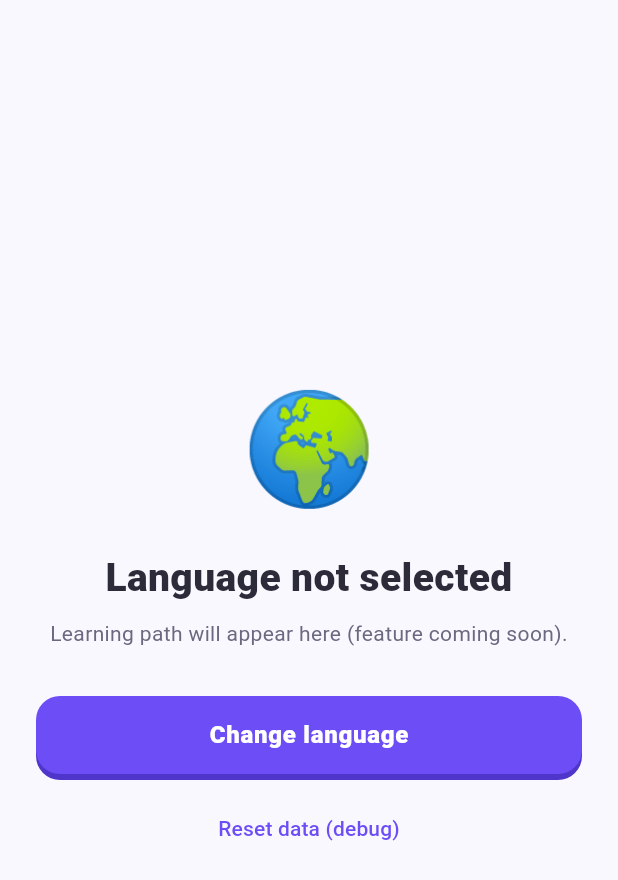
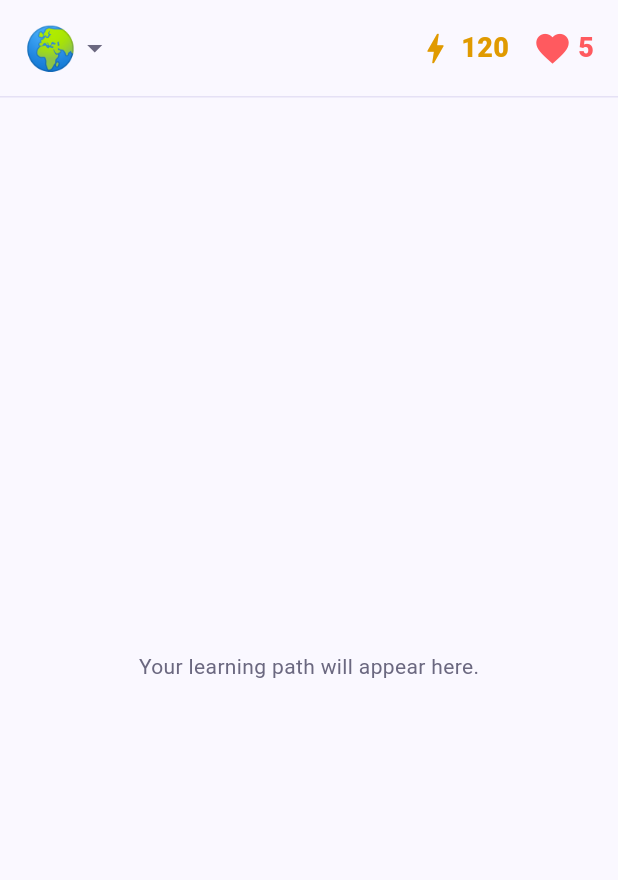
Before and after one commit to Malvin-G-G/MobileProgramming_UAS, a Flutter app: the HomeScreen screen opened by its route, on a phone screen of 412 x 824 dp. Shown: the top 880 px of the screen. Run offline on Flutter 3.47's test engine with Material 3 defaults, Android fonts, the phone set to English and light mode, and no system bars; our stand-ins replace flutter_riverpod, go_router, shared_preferences; accounts and stored records are empty.

Commit message:
add home screen with language menu

```diff
--- a/lib/feature/home/screen/home_screen.dart
+++ b/lib/feature/home/screen/home_screen.dart
@@ -9,8 +9,9 @@ import '../../../core/widgets/prime.button.dart';
 import '../../languages/language_select/models/language.dart';
 import '../../languages/language_select/providers/language_provider.dart';
 import '../../onboarding/{screens,providers}/onboarding_provider.dart';
+import '../widgets/stats_header.dart';
 
-/// Placeholder. Learning path dibuat di fitur berikutnya.
+
 class HomeScreen extends ConsumerWidget {
   const HomeScreen({super.key});
 
@@ -20,49 +21,68 @@ class HomeScreen extends ConsumerWidget {
 
     return Scaffold(
       body: SafeArea(
-        child: Padding(
-          padding: const EdgeInsets.all(24),
-          child: Column(
-            mainAxisAlignment: MainAxisAlignment.center,
-            children: [
-              Text(language?.flag ?? '🌍', style: const TextStyle(fontSize: 72)),
-              const SizedBox(height: 16),
-              Text(
-                language == null
-                    ? 'Language not selected'
-                    : 'You are learning ${language.name}',
-                textAlign: TextAlign.center,
-                style: const TextStyle(
-                  fontSize: 26,
-                  fontWeight: FontWeight.w900,
-                ),
-              ),
-              const SizedBox(height: 8),
-              const Text(
-                'Learning path will appear here (feature coming soon).',
-                textAlign: TextAlign.center,
-                style: TextStyle(color: AppColors.textSecondary),
-              ),
-              const SizedBox(height: 32),
-              PrimaryButton(
-                label: 'Change language',
-                onPressed: () => context.go(AppRoutes.language),
-              ),
-              const SizedBox(height: 8),
-              // Khusus testing, hapus sebelum rilis.
-              TextButton(
-                onPressed: () async {
-                  await ref.read(sharedPrefsProvider).clear();
-                  ref.invalidate(selectedLanguageProvider);
-                  ref.invalidate(onboardingDoneProvider);
-                  if (context.mounted) context.go(AppRoutes.splash);
-                },
-                child: const Text('Reset data (debug)'),
-              ),
-            ],
-          ),
+        child: Column(
+          children: [
+            StatsHeader(
+              leading: _LanguageMenu(language: language),
+              xp: 120,
+              hearts: 5,
+            ),
+            const Divider(height: 1, color: AppColors.border),
+            const Expanded(child: _PathPlaceholder()),
+          ],
         ),
       ),
     );
   }
 }
+
+class _LanguageMenu extends ConsumerWidget {
+  const _LanguageMenu({required this.language});
+
+  final Language? language;
+
+  @override
+  Widget build(BuildContext context, WidgetRef ref) {
+    return PopupMenuButton<String>(
+      tooltip: 'Menu',
+      onSelected: (value) async {
+        if (value == 'change') {
+          context.go(AppRoutes.language);
+        } else if (value == 'reset') {
+          await ref.read(sharedPrefsProvider).clear();
+          ref.invalidate(selectedLanguageProvider);
+          ref.invalidate(onboardingDoneProvider);
+          if (context.mounted) context.go(AppRoutes.splash);
+        }
+      },
+      itemBuilder: (context) => const [
+        PopupMenuItem<String>(value: 'change', child: Text('Change language')),
+        // For test stuff, REMEMBER, FOR TESTING, delete later
+        PopupMenuItem<String>(value: 'reset', child: Text('Reset data (test)')),
+      ],
+      child: Row(
+        mainAxisSize: MainAxisSize.min,
+        children: [
+          Text(language?.flag ?? '🌍', style: const TextStyle(fontSize: 28)),
+          const Icon(Icons.arrow_drop_down, color: AppColors.textSecondary),
+        ],
+      ),
+    );
+  }
+}
+
+// delete later
+class _PathPlaceholder extends StatelessWidget {
+  const _PathPlaceholder();
+
+  @override
+  Widget build(BuildContext context) {
+    return const Center(
+      child: Text(
+        'Your learning path will appear here.',
+        style: TextStyle(color: AppColors.textSecondary),
+      ),
+    );
+  }
+}
--- a/lib/feature/languages/language_select/widgets/stats_header.dart
+++ b/lib/feature/home/widgets/stats_header.dart
@@ -1,6 +1,6 @@
 import 'package:flutter/material.dart';
 
-import '../../../../core/theme/app_colors.dart';
+import '../../../core/theme/app_colors.dart';
 
 class StatsHeader extends StatelessWidget {
   const StatsHeader({
```
